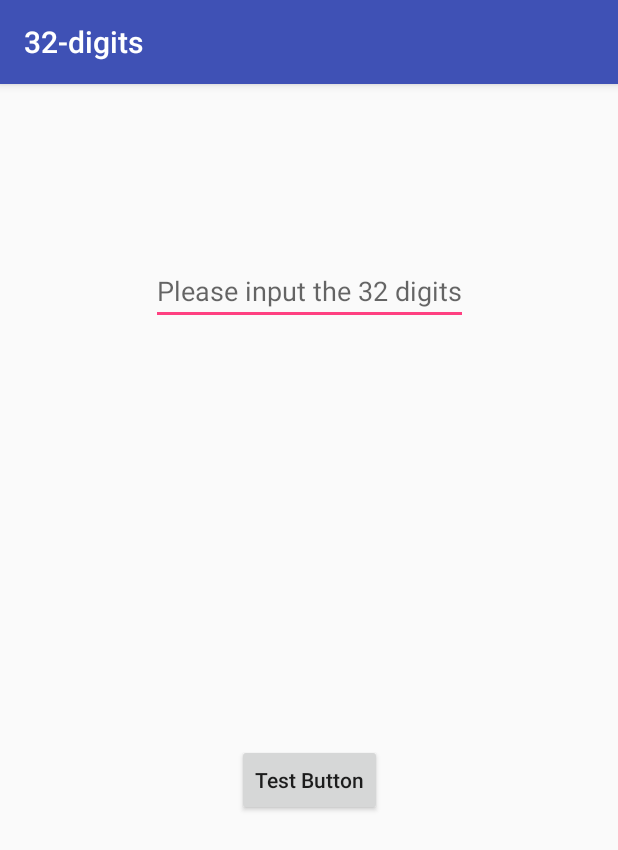
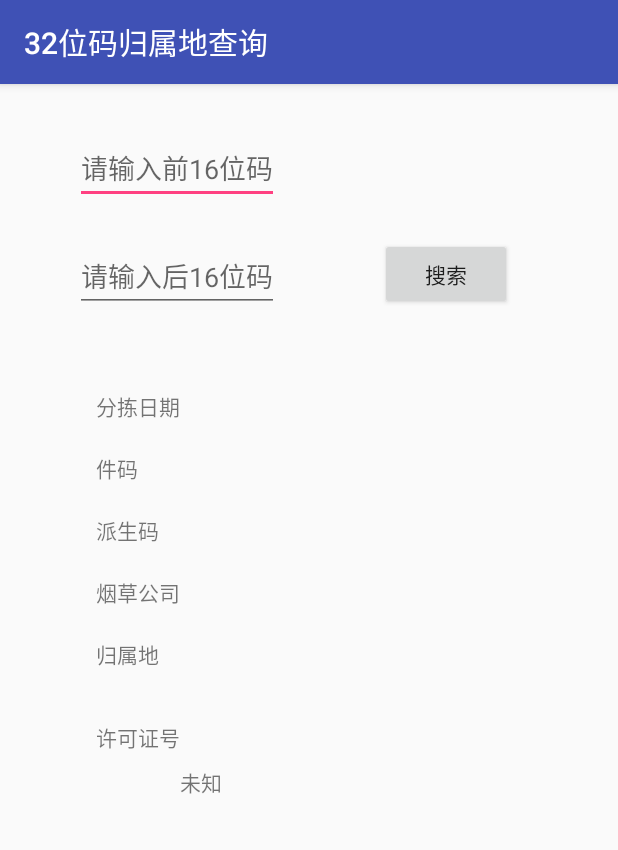
Before and after one commit to liuzhon4/32-digits, an Android app: the screen it shows after launch (MainActivity), on a phone screen of 412 x 824 dp. Shown: the top 850 px of the screen. Run offline under Robolectric (Android 15) with nearby library versions, the phone set to English and light mode, and no system bars.

Commit message:
finish distribution date

```diff
--- a/app/build.gradle
+++ b/app/build.gradle
@@ -4,8 +4,8 @@ android {
     compileSdkVersion 26
     defaultConfig {
         applicationId "com.example.edward.a32_digits"
-        minSdkVersion 26
-        targetSdkVersion 26
+        minSdkVersion 22
+        targetSdkVersion 22
         versionCode 1
         versionName "1.0"
         testInstrumentationRunner "android.support.test.runner.AndroidJUnitRunner"
--- a/app/src/main/java/com/example/edward/a32_digits/MainActivity.java
+++ b/app/src/main/java/com/example/edward/a32_digits/MainActivity.java
@@ -11,18 +11,42 @@ import android.widget.Toast;
 public class MainActivity extends AppCompatActivity {
 
     private Button mButton;
-    private EditText mTextView;
+    private EditText mFirst16Text;
+    private EditText mLast16Text;
+    private TextView mDateView;
 
     @Override
     protected void onCreate(Bundle savedInstanceState) {
         super.onCreate(savedInstanceState);
         setContentView(R.layout.activity_main);
         mButton = findViewById(R.id.button);
-        mTextView = findViewById(R.id.digitInputView);
+        mFirst16Text = findViewById(R.id.first16View);
+        mLast16Text = findViewById(R.id.last16View);
+        mDateView = findViewById(R.id.dateView);
         mButton.setOnClickListener(new View.OnClickListener() {
             public void onClick(View v) {
-                Toast.makeText(MainActivity.this, mTextView.getText().toString(), Toast.LENGTH_SHORT).show();
+                String first16 = mFirst16Text.getText().toString();
+                String last16 = mLast16Text.getText().toString();
+                String distributionDate = setDistributionDate(first16);
+                Toast.makeText(MainActivity.this, getInfo(first16, last16),
+                        Toast.LENGTH_SHORT).show();
+                mDateView.setText(distributionDate);
+
             }
         });
     }
+
+    public String getInfo(String first16, String last16) {
+        return first16 + last16;
+    }
+
+    public String setDistributionDate(String first16) {
+        String date = first16.substring(0, 5);
+        String year = date.substring(0, 1);
+        String month = date.substring(1, 3);
+        String day = date.substring(3);
+        StringBuilder sb = new StringBuilder();
+        return sb.append("201" + year + "." + month + "." + day).toString();
+
+    }
 }
--- a/app/src/main/res/layout/activity_main.xml
+++ b/app/src/main/res/layout/activity_main.xml
@@ -10,30 +10,121 @@
         android:id="@+id/button"
         android:layout_width="wrap_content"
         android:layout_height="wrap_content"
-        android:layout_marginBottom="280dp"
-        android:text="@string/test_button"
+        android:layout_marginBottom="8dp"
+        android:layout_marginEnd="8dp"
+        android:layout_marginStart="8dp"
+        android:layout_marginTop="8dp"
+        android:text="@string/search"
         android:textAllCaps="false"
         app:layout_constraintBottom_toBottomOf="parent"
         app:layout_constraintEnd_toEndOf="parent"
-        app:layout_constraintHorizontal_bias="0.501"
+        app:layout_constraintHorizontal_bias="0.488"
+        app:layout_constraintStart_toEndOf="@+id/last16View"
+        app:layout_constraintTop_toTopOf="parent"
+        app:layout_constraintVertical_bias="0.134" />
+
+    <EditText
+        android:id="@+id/first16View"
+        android:layout_width="wrap_content"
+        android:layout_height="wrap_content"
+        android:layout_marginTop="32dp"
+        android:hint="@string/first16Name"
+        android:inputType="number"
+        android:labelFor="@id/first16View"
+        app:layout_constraintEnd_toEndOf="parent"
+        app:layout_constraintHorizontal_bias="0.181"
         app:layout_constraintLeft_toLeftOf="parent"
         app:layout_constraintRight_toRightOf="parent"
-        app:layout_constraintStart_toStartOf="parent" />
+        app:layout_constraintStart_toStartOf="parent"
+        app:layout_constraintTop_toTopOf="parent" />
 
     <EditText
-        android:id="@+id/digitInputView"
+        android:id="@+id/last16View"
+        android:layout_width="wrap_content"
+        android:layout_height="wrap_content"
+        android:layout_marginTop="24dp"
+        android:hint="@string/last16Name"
+        android:inputType="text"
+        android:labelFor="@id/first16View"
+        app:layout_constraintEnd_toEndOf="parent"
+        app:layout_constraintHorizontal_bias="0.181"
+        app:layout_constraintLeft_toLeftOf="parent"
+        app:layout_constraintRight_toRightOf="parent"
+        app:layout_constraintStart_toStartOf="parent"
+        app:layout_constraintTop_toBottomOf="@+id/first16View" />
+
+    <TextView
+        android:id="@+id/distributionDateView"
+        android:layout_width="wrap_content"
+        android:layout_height="wrap_content"
+        android:layout_marginStart="64dp"
+        android:layout_marginTop="52dp"
+        android:text="@string/distributionDate"
+        app:layout_constraintStart_toStartOf="parent"
+        app:layout_constraintTop_toBottomOf="@+id/last16View" />
+
+    <TextView
+        android:id="@+id/boxNoView"
+        android:layout_width="wrap_content"
+        android:layout_height="wrap_content"
+        android:layout_marginStart="64dp"
+        android:layout_marginTop="20dp"
+        android:text="@string/boxNo"
+        app:layout_constraintStart_toStartOf="parent"
+        app:layout_constraintTop_toBottomOf="@+id/distributionDateView" />
+
+    <TextView
+        android:id="@+id/derivedCodeView"
+        android:layout_width="wrap_content"
+        android:layout_height="wrap_content"
+        android:layout_marginStart="64dp"
+        android:layout_marginTop="20dp"
+        android:text="@string/derivedCode"
+        app:layout_constraintStart_toStartOf="parent"
+        app:layout_constraintTop_toBottomOf="@+id/boxNoView" />
+
+    <TextView
+        android:id="@+id/companyNameView"
+        android:layout_width="wrap_content"
+        android:layout_height="wrap_content"
+        android:layout_marginStart="64dp"
+        android:layout_marginTop="20dp"
+        android:text="@string/companyName"
+        app:layout_constraintStart_toStartOf="parent"
+        app:layout_constraintTop_toBottomOf="@+id/derivedCodeView" />
+
+    <TextView
+        android:id="@+id/homeLocationView"
+        android:layout_width="wrap_content"
+        android:layout_height="wrap_content"
+        android:layout_marginStart="64dp"
+        android:layout_marginTop="20dp"
+        android:text="@string/homeLocation"
+        app:layout_constraintStart_toStartOf="parent"
+        app:layout_constraintTop_toBottomOf="@+id/companyNameView" />
+
+    <TextView
+        android:id="@+id/licenseKeyView"
         android:layout_width="wrap_content"
         android:layout_height="wrap_content"
         android:layout_marginBottom="8dp"
-        android:layout_marginTop="8dp"
-        android:inputType="text"
-        android:labelFor="@id/digitInputView"
-        android:hint="@string/digit_input_view"
-        app:layout_constraintBottom_toTopOf="@+id/button"
-        app:layout_constraintEnd_toEndOf="parent"
+        android:layout_marginStart="64dp"
+        android:layout_marginTop="20dp"
+        android:text="@string/licenseKey"
+        app:layout_constraintBottom_toBottomOf="parent"
         app:layout_constraintLeft_toLeftOf="parent"
+        app:layout_constraintStart_toStartOf="parent"
+        app:layout_constraintTop_toBottomOf="@+id/homeLocationView"
+        app:layout_constraintVertical_bias="0.043" />
+
+    <TextView
+        android:id="@+id/dateView"
+        android:layout_width="wrap_content"
+        android:layout_height="wrap_content"
+        android:layout_marginBottom="292dp"
+        android:text="@string/unknown"
+        app:layout_constraintBottom_toBottomOf="parent"
         app:layout_constraintRight_toRightOf="parent"
-        app:layout_constraintStart_toStartOf="parent"
-        app:layout_constraintTop_toTopOf="parent"
-        app:layout_constraintVertical_bias="0.283" />
+        app:layout_constraintStart_toEndOf="@+id/distributionDateView" />
+
 </android.support.constraint.ConstraintLayout>
--- a/app/src/main/res/values/strings.xml
+++ b/app/src/main/res/values/strings.xml
@@ -1,5 +1,13 @@
 <resources>
-    <string name="app_name">32-digits</string>
-    <string name="test_button">Test Button</string>
-    <string name="digit_input_view">Please input the 32 digits</string>
+    <string name="app_name">32位码归属地查询</string>
+    <string name="search">搜索</string>
+    <string name="first16Name">请输入前16位码</string>
+    <string name="last16Name">请输入后16位码</string>
+    <string name="distributionDate">分拣日期</string>
+    <string name="boxNo">件码</string>
+    <string name="derivedCode">派生码</string>
+    <string name="companyName">烟草公司</string>
+    <string name="homeLocation">归属地</string>
+    <string name="licenseKey">许可证号</string>
+    <string name="unknown">未知</string>
 </resources>
```
